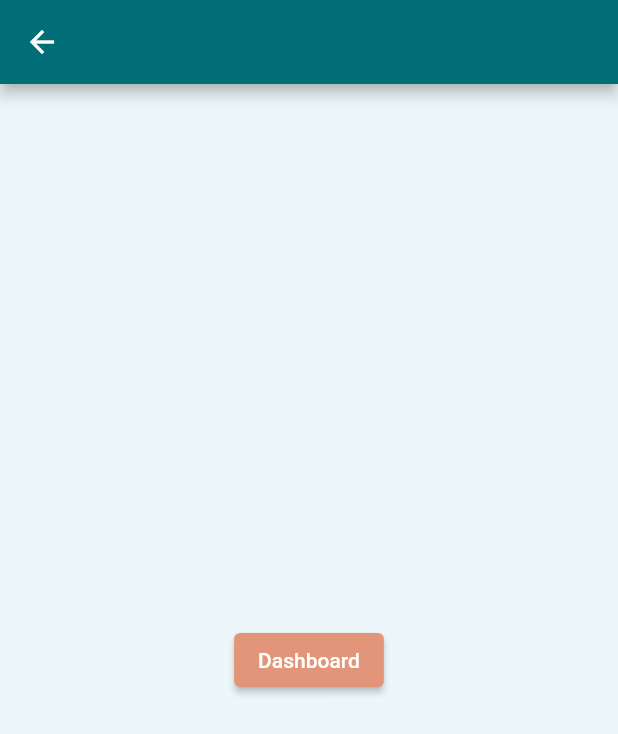
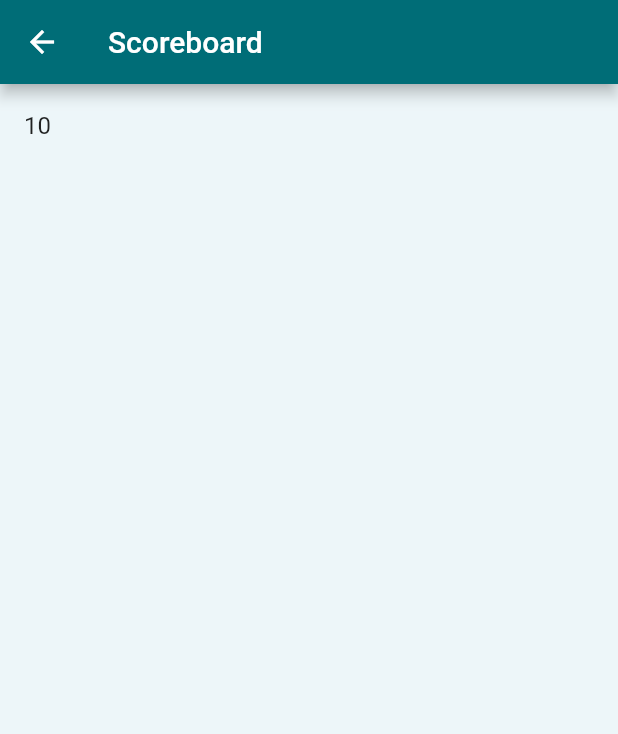
Before and after one commit to Vallle/know-your-colleague-flutter, a Flutter app: the GameFinishedPage screen opened directly, on a phone screen of 412 x 824 dp. Shown: the top 734 px of the screen. Run offline on Flutter 3.47's test engine with Material 2 defaults, Android fonts, the phone set to English and light mode, and no system bars; our stand-ins replace cached_network_image, shared_preferences; accounts and stored records are empty.

Commit message:
Show scores in descending order + save scores with date

```diff
--- /dev/null
+++ b/lib/domain/scoreround.dart
@@ -0,0 +1,35 @@
+import 'dart:convert';
+
+class ScoreRound {
+  final String date;
+  final int points;
+
+  ScoreRound(this.date, this.points);
+
+  Map<String, dynamic> toJson() => {
+        'date': date,
+        'points': points,
+      };
+
+  ScoreRound.fromJson(Map<String, dynamic> json)
+      : date = json['date'],
+        points = json['points'];
+
+  // https://stackoverflow.com/a/61317989/8883030
+  static Map<String, dynamic> toMap(ScoreRound scoreRound) => {
+        'date': scoreRound.date,
+        'points': scoreRound.points,
+      };
+
+  static String encode(List<ScoreRound> scoreRounds) => json.encode(
+        scoreRounds
+            .map<Map<String, dynamic>>(
+                (scoreRound) => ScoreRound.toMap(scoreRound))
+            .toList(),
+      );
+
+  static List<ScoreRound> decode(String scoreRounds) =>
+      (json.decode(scoreRounds) as List<dynamic>)
+          .map<ScoreRound>((scoreRound) => ScoreRound.fromJson(scoreRound))
+          .toList();
+}
--- a/lib/pages/game_finished_page.dart
+++ b/lib/pages/game_finished_page.dart
@@ -1,15 +1,39 @@
 import 'package:flutter/material.dart';
+import 'package:know_your_colleague_flutter/domain/scoreround.dart';
 import 'package:know_your_colleague_flutter/pages/dashboard_page.dart';
+import 'package:shared_preferences/shared_preferences.dart';
+import 'package:intl/intl.dart';
 
 class GameFinishedPage extends StatelessWidget {
-  const GameFinishedPage(this.score,{Key? key}) : super(key: key);
+  const GameFinishedPage(this.score, {Key? key}) : super(key: key);
   final int score;
 
   @override
   Widget build(BuildContext context) {
+    debugPrint('\x1B[32mScore is: $score\x1B[0m');
     return Scaffold(
-      appBar: AppBar(),
-      body: Center(
+      appBar: AppBar(
+        title: const Text("Scoreboard"),
+      ),
+      body: FutureBuilder(
+        future: _saveAndGetScore(score),
+        builder: (BuildContext context, AsyncSnapshot<dynamic> snapshot) {
+          if (snapshot.hasData) {
+            List<ScoreRound> scoreRounds = snapshot.data;
+            return ListView(
+              children: _allScoreRoundsAsWidgets(scoreRounds),
+            );
+          } else if (snapshot.hasError) {
+            return const Center(
+                child: Text('Da smetter vi inn noen bilder :\)'));
+          } else {
+            return const Center(child: CircularProgressIndicator());
+          }
+        },
+      ),
+    );
+
+    /*Center(
         child: ElevatedButton(
           onPressed: () {
             Navigator.of(context).push(_createRoute());
@@ -18,11 +42,49 @@ class GameFinishedPage extends StatelessWidget {
         ),
       ),
     );
+     */
   }
 }
+
+List<Widget> _allScoreRoundsAsWidgets(List<ScoreRound> scoreRounds) {
+  return scoreRounds
+      .map((scoreRound) => ListTile(
+            title: Text('${scoreRound.points}'),
+          ))
+      .toList();
+}
+
+Future<List<ScoreRound>> _saveAndGetScore(score) async {
+  final prefs = await SharedPreferences.getInstance();
+
+  List<ScoreRound> scoresList = [];
+  String scoresAsString = prefs.getString('scores') ?? '';
+  ScoreRound sr = ScoreRound(getDateAsString(), score);
+  if (scoresAsString == '') {
+    scoresList.add(sr);
+  } else {
+    scoresList = ScoreRound.decode(scoresAsString);
+    scoresList.add(sr);
+  }
+  prefs.setString('scores', ScoreRound.encode(scoresList));
+
+  for (var element in scoresList) {
+    debugPrint('\x1B[32mScore is: ${element.date} - ${element.points} \x1B[0m');
+  }
+
+  scoresList.sort((x,y) => y.points - x.points);
+  return scoresList;
+}
+
+String getDateAsString() {
+  DateFormat dateFormat = DateFormat("yyyy-MM-dd HH:mm:ss");
+  return dateFormat.format(DateTime.now().toLocal());
+}
+
 Route _createRoute() {
   return PageRouteBuilder(
-    pageBuilder: (context, animation, secondaryAnimation) => const DashboardPage(),
+    pageBuilder: (context, animation, secondaryAnimation) =>
+        const DashboardPage(),
     transitionsBuilder: (context, animation, secondaryAnimation, child) {
       return child;
     },
--- a/pubspec.yaml
+++ b/pubspec.yaml
@@ -29,7 +29,8 @@ environment:
 dependencies:
   flutter:
     sdk: flutter
-
+  shared_preferences: 2.0.9
+  intl: 0.17.0
 
   # The following adds the Cupertino Icons font to your application.
   # Use with the CupertinoIcons class for iOS style icons.
```
Also changed, not shown: pubspec.lock.
